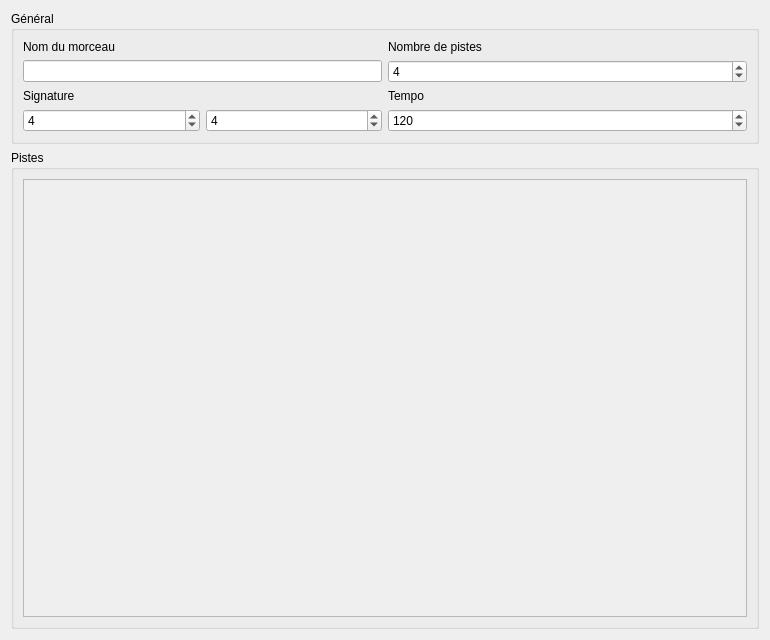
The window that UdooManager/MainWidget.ui (packadal/boiteselectriques-Manager) describes before a commit, drawn with Qt 5.
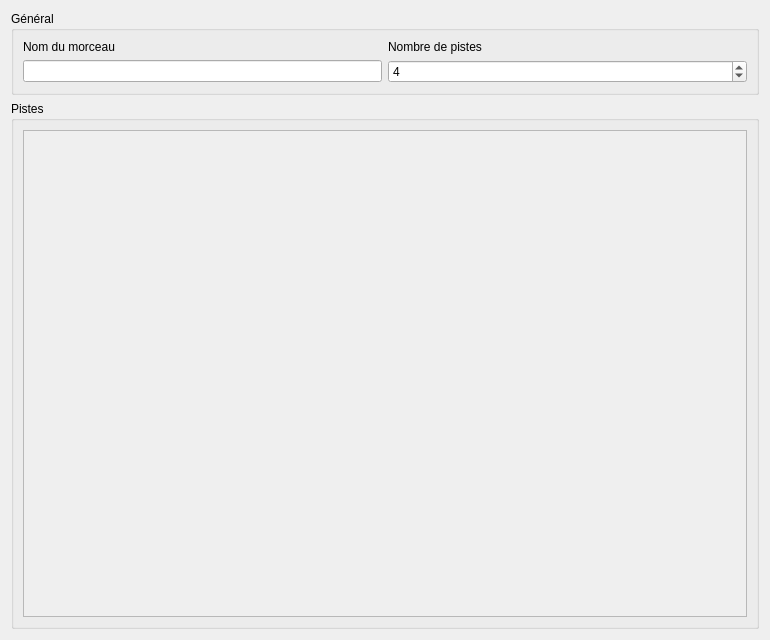
The same window after the commit.

Commit message: removed rythmic signature

```diff
--- a/UdooManager/MainWidget.ui
+++ b/UdooManager/MainWidget.ui
@@ -26,16 +26,13 @@
       <string>Général</string>
      </property>
      <layout class="QGridLayout" name="gridLayout">
-      <item row="1" column="1">
-       <widget class="QSpinBox" name="trackCount">
-        <property name="minimum">
-         <number>0</number>
-        </property>
-        <property name="maximum">
-         <number>16</number>
-        </property>
-        <property name="value">
-         <number>4</number>
+      <item row="2" column="0">
+       <layout class="QGridLayout" name="gridLayout_2"/>
+      </item>
+      <item row="0" column="0">
+       <widget class="QLabel" name="label_3">
+        <property name="text">
+         <string>Nom du morceau</string>
         </property>
        </widget>
       </item>
@@ -49,6 +46,19 @@
         </property>
        </widget>
       </item>
+      <item row="1" column="1">
+       <widget class="QSpinBox" name="trackCount">
+        <property name="minimum">
+         <number>0</number>
+        </property>
+        <property name="maximum">
+         <number>16</number>
+        </property>
+        <property name="value">
+         <number>4</number>
+        </property>
+       </widget>
+      </item>
       <item row="0" column="1">
        <widget class="QLabel" name="label">
         <property name="text">
@@ -56,70 +66,6 @@
         </property>
        </widget>
       </item>
-      <item row="2" column="1">
-       <widget class="QLabel" name="label_2">
-        <property name="text">
-         <string>Tempo</string>
-        </property>
-       </widget>
-      </item>
-      <item row="0" column="0">
-       <widget class="QLabel" name="label_3">
-        <property name="text">
-         <string>Nom du morceau</string>
-        </property>
-       </widget>
-      </item>
-      <item row="3" column="1">
-       <widget class="QSpinBox" name="tempo">
-        <property name="minimum">
-         <number>20</number>
-        </property>
-        <property name="maximum">
-         <number>300</number>
-        </property>
-        <property name="value">
-         <number>120</number>
-        </property>
-       </widget>
-      </item>
-      <item row="3" column="0">
-       <layout class="QGridLayout" name="gridLayout_2">
-        <item row="0" column="0">
-         <widget class="QSpinBox" name="numerateur">
-          <property name="minimum">
-           <number>1</number>
-          </property>
-          <property name="maximum">
-           <number>32</number>
-          </property>
-          <property name="value">
-           <number>4</number>
-          </property>
-         </widget>
-        </item>
-        <item row="0" column="1">
-         <widget class="QSpinBox" name="denominateur">
-          <property name="minimum">
-           <number>1</number>
-          </property>
-          <property name="maximum">
-           <number>32</number>
-          </property>
-          <property name="value">
-           <number>4</number>
-          </property>
-         </widget>
-        </item>
-       </layout>
-      </item>
-      <item row="2" column="0">
-       <widget class="QLabel" name="label_4">
-        <property name="text">
-         <string>Signature</string>
-        </property>
-       </widget>
-      </item>
      </layout>
     </widget>
    </item>
@@ -139,7 +85,7 @@
           <rect>
            <x>0</x>
            <y>0</y>
-           <width>726</width>
+           <width>714</width>
            <height>16</height>
           </rect>
          </property>
```
The commit also changes 1 other file.
